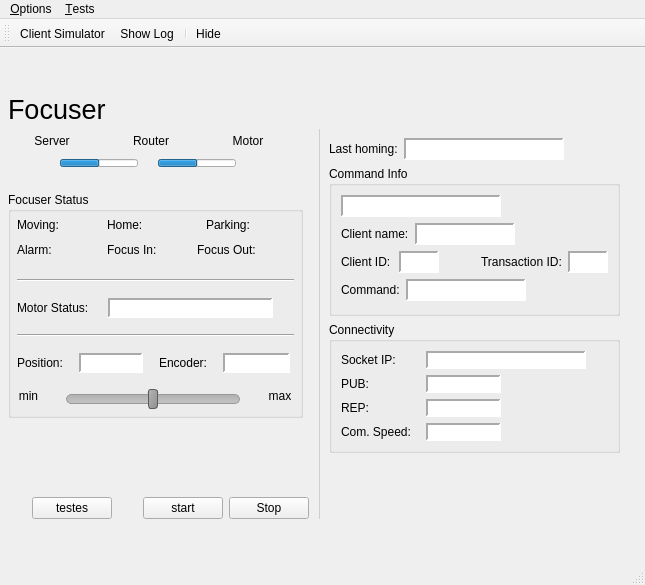
The window that assets/ui/main.ui (dev-LNA/HostFocuser160) describes before a commit, drawn with Qt 5.
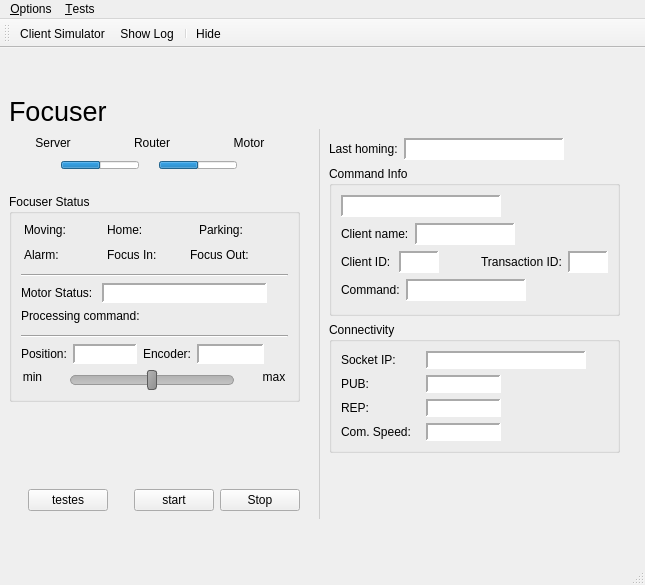
The same window after the commit. Icons and pictures are not drawn.

Commit message:
Added command processing information
- An led was added to inform that a command is being processed, the
command processing involves waiting for the CLP to be ready to receive
a command and sending the command

```diff
--- a/assets/ui/main.ui
+++ b/assets/ui/main.ui
@@ -1197,21 +1197,13 @@
        <widget class="QWidget" name="">
         <property name="geometry">
          <rect>
-          <x>-1</x>
-          <y>11</y>
-          <width>301</width>
-          <height>451</height>
+          <x>0</x>
+          <y>13</y>
+          <width>291</width>
+          <height>441</height>
          </rect>
         </property>
-        <layout class="QVBoxLayout" name="verticalLayout_7">
-         <item>
           <layout class="QVBoxLayout" name="verticalLayout_6">
-           <property name="leftMargin">
-            <number>0</number>
-           </property>
-           <property name="rightMargin">
-            <number>6</number>
-           </property>
            <item>
             <layout class="QVBoxLayout" name="verticalLayout_4">
              <item>
@@ -3444,23 +3436,8 @@
              <property name="title">
               <string>Focuser Status</string>
              </property>
-             <layout class="QVBoxLayout" name="verticalLayout">
-              <property name="spacing">
-               <number>16</number>
-              </property>
-              <property name="leftMargin">
-               <number>6</number>
-              </property>
-              <property name="topMargin">
-               <number>6</number>
-              </property>
-              <property name="rightMargin">
-               <number>6</number>
-              </property>
-              <property name="bottomMargin">
-               <number>6</number>
-              </property>
-              <item>
+           <layout class="QGridLayout" name="gridLayout_3">
+            <item row="0" column="0">
                <layout class="QGridLayout" name="gridLayout_2">
                 <property name="verticalSpacing">
                  <number>5</number>
@@ -3986,7 +3963,7 @@
                 </item>
                </layout>
               </item>
-              <item>
+            <item row="1" column="0">
                <widget class="Line" name="line">
                 <property name="frameShadow">
                  <enum>QFrame::Shadow::Sunken</enum>
@@ -3996,8 +3973,10 @@
                 </property>
                </widget>
               </item>
+            <item row="2" column="0">
+             <layout class="QVBoxLayout" name="verticalLayout">
               <item>
-               <layout class="QHBoxLayout" name="horizontalLayout_7">
+               <layout class="QHBoxLayout" name="horizontalLayout_19">
                 <item>
                  <widget class="QLabel" name="lblStatus">
                   <property name="maximumSize">
@@ -4049,7 +4028,7 @@
                   </property>
                   <property name="sizeHint" stdset="0">
                    <size>
-                    <width>10</width>
+                    <width>13</width>
                     <height>20</height>
                    </size>
                   </property>
@@ -4058,6 +4037,99 @@
                </layout>
               </item>
               <item>
+               <layout class="QHBoxLayout" name="horizontalLayout_7">
+                <item>
+                 <widget class="QLabel" name="lblProcessing">
+                  <property name="minimumSize">
+                   <size>
+                    <width>140</width>
+                    <height>20</height>
+                   </size>
+                  </property>
+                  <property name="maximumSize">
+                   <size>
+                    <width>140</width>
+                    <height>20</height>
+                   </size>
+                  </property>
+                  <property name="styleSheet">
+                   <string notr="true"/>
+                  </property>
+                  <property name="frameShape">
+                   <enum>QFrame::Shape::NoFrame</enum>
+                  </property>
+                  <property name="frameShadow">
+                   <enum>QFrame::Shadow::Sunken</enum>
+                  </property>
+                  <property name="text">
+                   <string>Processing command:</string>
+                  </property>
+                  <property name="alignment">
+                   <set>Qt::AlignmentFlag::AlignLeading|Qt::AlignmentFlag::AlignLeft|Qt::AlignmentFlag::AlignTop</set>
+                  </property>
+                 </widget>
+                </item>
+                <item>
+                 <widget class="QLabel" name="ledProcessing">
+                  <property name="sizePolicy">
+                   <sizepolicy hsizetype="Fixed" vsizetype="Fixed">
+                    <horstretch>0</horstretch>
+                    <verstretch>0</verstretch>
+                   </sizepolicy>
+                  </property>
+                  <property name="minimumSize">
+                   <size>
+                    <width>14</width>
+                    <height>14</height>
+                   </size>
+                  </property>
+                  <property name="maximumSize">
+                   <size>
+                    <width>14</width>
+                    <height>14</height>
+                   </size>
+                  </property>
+                  <property name="layoutDirection">
+                   <enum>Qt::LayoutDirection::RightToLeft</enum>
+                  </property>
+                  <property name="styleSheet">
+                   <string notr="true">border-radius:7px;</string>
+                  </property>
+                  <property name="frameShape">
+                   <enum>QFrame::Shape::NoFrame</enum>
+                  </property>
+                  <property name="frameShadow">
+                   <enum>QFrame::Shadow::Sunken</enum>
+                  </property>
+                  <property name="text">
+                   <string/>
+                  </property>
+                  <property name="alignment">
+                   <set>Qt::AlignmentFlag::AlignCenter</set>
+                  </property>
+                  <property name="statusLed" stdset="0">
+                   <string>OFF</string>
+                  </property>
+                 </widget>
+                </item>
+                <item>
+                 <spacer name="horizontalSpacer_20">
+                  <property name="orientation">
+                   <enum>Qt::Orientation::Horizontal</enum>
+                  </property>
+                  <property name="sizeHint" stdset="0">
+                   <size>
+                    <width>13</width>
+                    <height>20</height>
+                   </size>
+                  </property>
+                 </spacer>
+                </item>
+               </layout>
+              </item>
+             </layout>
+            </item>
+            <item row="3" column="0">
                <widget class="Line" name="line_2">
                 <property name="frameShadow">
                  <enum>QFrame::Shadow::Sunken</enum>
@@ -4067,7 +4139,7 @@
                 </property>
                </widget>
               </item>
-              <item>
+            <item row="4" column="0">
                <layout class="QHBoxLayout" name="horizontalLayout_5">
                 <item>
                  <widget class="QLabel" name="lblPosition">
@@ -4200,7 +4272,7 @@
                 </item>
                </layout>
               </item>
-              <item>
+            <item row="5" column="0">
                <layout class="QHBoxLayout" name="horizontalLayout">
                 <property name="spacing">
                  <number>6</number>
@@ -4422,12 +4494,10 @@
              <property name="sizeHint" stdset="0">
               <size>
                <width>20</width>
-               <height>40</height>
+             <height>28</height>
               </size>
              </property>
             </spacer>
-           </item>
-          </layout>
          </item>
          <item>
           <layout class="QHBoxLayout" name="horizontalLayout_6">
```
Lines whose indentation alone changed are shown as unchanged. The commit also changes 4 other files.
